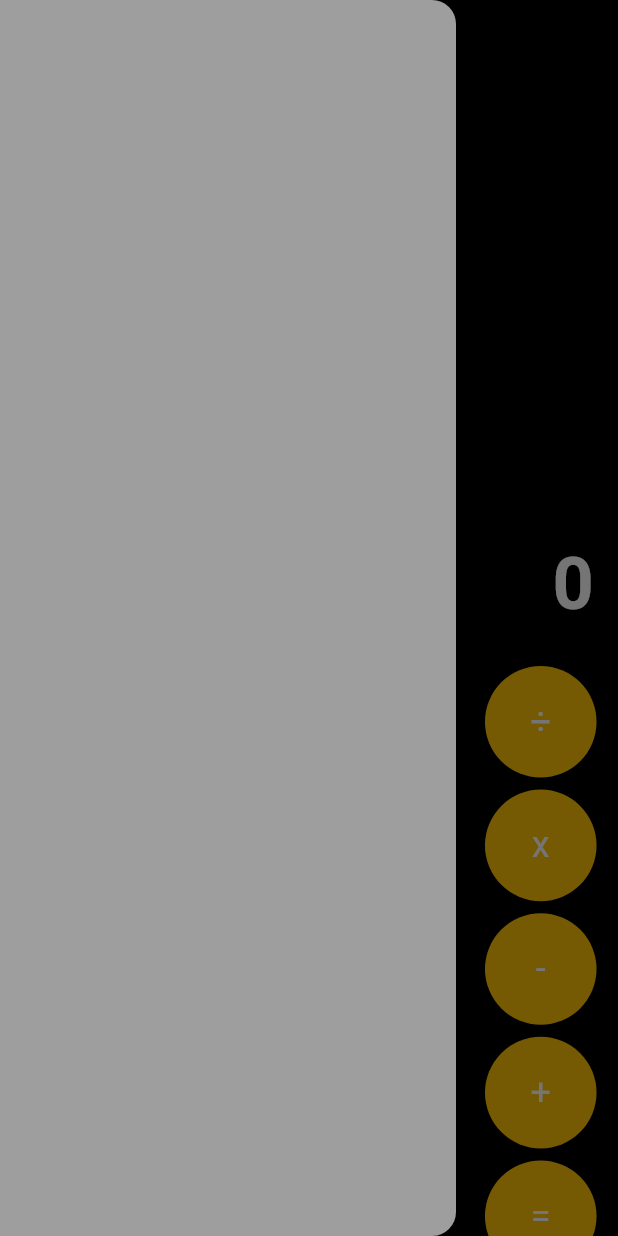
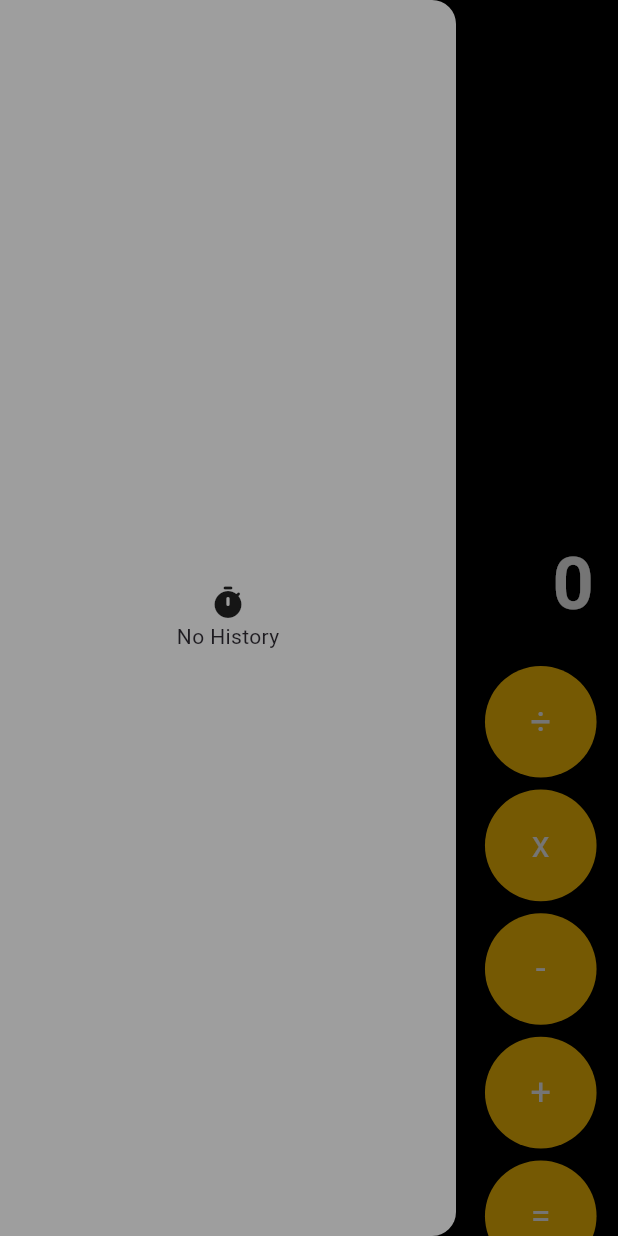
Before and after one commit to rtskeegan/maios_calculator, a Flutter app: the screen it shows after launch, with the side drawer open, on a phone screen of 412 x 824 dp. Run offline on Flutter 3.47's test engine with Material 3 defaults, Android fonts, the phone set to English and light mode, and no system bars.

Commit message:
Update calculator history drawer.

```diff
--- a/lib/view/calculator_view.dart
+++ b/lib/view/calculator_view.dart
@@ -1,5 +1,12 @@
 import 'package:flutter/material.dart';
 import 'package:maios_calculator/data/button_values.dart';
+
+//##########TO DO##########
+//Break up widgets into own files
+//Fix styling of immediate history above output
+//Move calc buttons up from bottom of screen
+//Make cards in history drawer deletable?
+//Fix division by 0
 
 class CalculatorView extends StatefulWidget {
   const CalculatorView({super.key});
@@ -13,7 +20,8 @@ class _CalculatorViewState extends State<CalculatorView> {
   String operator = "";
   String rightOperand = "";
   String previousCalculation = "";
-  List<String> calcHistory = [];
+  List<String> equationHistory = [];
+  List<String> resultHistory = [];
 
   @override
   Widget build(BuildContext context) {
@@ -27,15 +35,27 @@ class _CalculatorViewState extends State<CalculatorView> {
       drawer: SafeArea(
         child: Drawer(
           backgroundColor: Colors.grey,
-          child: ListView.builder(
-            itemCount: calcHistory.length,
-            itemBuilder: (context, index) {
-              return Padding(
-                padding: const EdgeInsets.symmetric(vertical: 8.0),
-                child: Center(child: Text(calcHistory[index])),
-              );
-            },
-          ),
+          child: equationHistory.isEmpty
+              ? Center(
+                  child: Column(
+                    mainAxisAlignment: MainAxisAlignment.center,
+                    crossAxisAlignment: CrossAxisAlignment.center,
+                    children: [Icon(Icons.timer_rounded), Text("No History")],
+                  ),
+                )
+              : ListView.builder(
+                  itemCount: equationHistory.length,
+                  itemBuilder: (context, index) {
+                    return Card(
+                      child: Column(
+                        children: [
+                          Center(child: Text(equationHistory[index])),
+                          Center(child: Text(resultHistory[index])),
+                        ],
+                      ),
+                    );
+                  },
+                ),
         ),
       ),
       body: Column(
@@ -166,8 +186,8 @@ class _CalculatorViewState extends State<CalculatorView> {
         break;
       default:
     }
-    calcHistory.add(previousCalculation);
-    calcHistory.add(result.toString());
+    equationHistory.add(previousCalculation);
+    resultHistory.add(result.toString());
     setState(() {
       leftOperand = result.toString();
       if (leftOperand.endsWith(".0")) {
```
